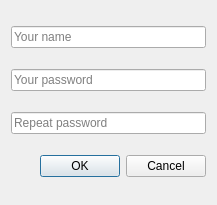
Dr-Neiron/QtCookBook, file registrationform.ui: the form before one commit.
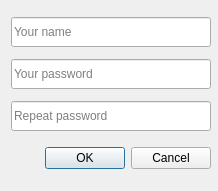
The form after the commit.

Diff of the .ui file:
```diff
--- a/registrationform.ui
+++ b/registrationform.ui
@@ -6,16 +6,40 @@
    <rect>
     <x>0</x>
     <y>0</y>
-    <width>217</width>
-    <height>205</height>
+    <width>218</width>
+    <height>191</height>
    </rect>
   </property>
+  <property name="minimumSize">
+   <size>
+    <width>218</width>
+    <height>191</height>
+   </size>
+  </property>
+  <property name="maximumSize">
+   <size>
+    <width>218</width>
+    <height>191</height>
+   </size>
+  </property>
   <property name="windowTitle">
    <string>Dialog</string>
   </property>
   <layout class="QVBoxLayout" name="verticalLayout">
    <item>
     <widget class="QLineEdit" name="userName_lineEdit">
+     <property name="minimumSize">
+      <size>
+       <width>200</width>
+       <height>30</height>
+      </size>
+     </property>
+     <property name="maximumSize">
+      <size>
+       <width>200</width>
+       <height>30</height>
+      </size>
+     </property>
      <property name="placeholderText">
       <string>Your name</string>
      </property>
@@ -23,6 +47,18 @@
    </item>
    <item>
     <widget class="QLineEdit" name="pass_lineEdit">
+     <property name="minimumSize">
+      <size>
+       <width>200</width>
+       <height>30</height>
+      </size>
+     </property>
+     <property name="maximumSize">
+      <size>
+       <width>200</width>
+       <height>30</height>
+      </size>
+     </property>
      <property name="echoMode">
       <enum>QLineEdit::Password</enum>
      </property>
@@ -33,6 +69,18 @@
    </item>
    <item>
     <widget class="QLineEdit" name="passRepeat_lineEdit">
+     <property name="minimumSize">
+      <size>
+       <width>200</width>
+       <height>30</height>
+      </size>
+     </property>
+     <property name="maximumSize">
+      <size>
+       <width>200</width>
+       <height>30</height>
+      </size>
+     </property>
      <property name="echoMode">
       <enum>QLineEdit::Password</enum>
      </property>
@@ -43,6 +91,18 @@
    </item>
    <item>
     <widget class="QDialogButtonBox" name="buttonBox">
+     <property name="minimumSize">
+      <size>
+       <width>200</width>
+       <height>30</height>
+      </size>
+     </property>
+     <property name="maximumSize">
+      <size>
+       <width>200</width>
+       <height>30</height>
+      </size>
+     </property>
      <property name="orientation">
       <enum>Qt::Horizontal</enum>
      </property>
```
Left out of the diff: 10 changed lines with no effect on the pictures.
